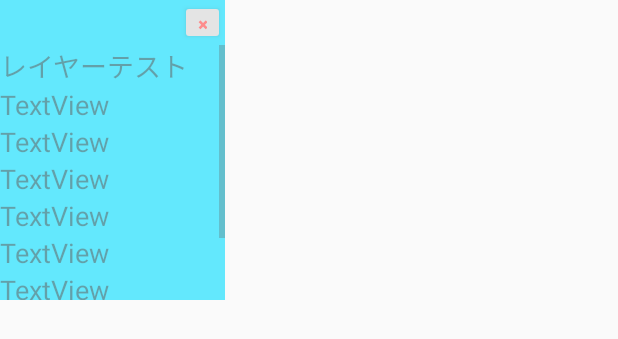
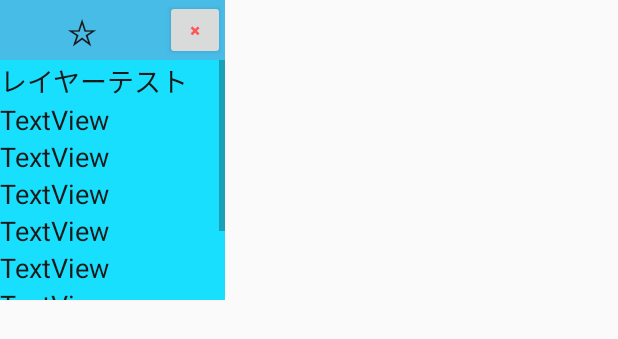
Before and after one commit to Funabashi-Joho-Business/X15G_F, an Android app: the layout layer.xml on its own in the app's theme, with its tools: preview values and no code run, on a phone screen of 412 x 824 dp. Shown: the top 339 px of the screen. Run offline under Robolectric (Android 15) with nearby library versions, the phone set to English and light mode, and no system bars.

Commit message:
レイヤー3

```diff
--- a/app/src/main/java/jp/ac/chiba_fjb/f/home/LayerService.java
+++ b/app/src/main/java/jp/ac/chiba_fjb/f/home/LayerService.java
@@ -151,7 +151,7 @@ public class LayerService extends Service implements View.OnTouchListener {
                 int top = y -(desplaysize.y / 2);
 
                 promisu.x = left;
-                promisu.y = top;
+                promisu.y = top+260;
 
                 break;
         }
--- a/app/src/main/res/layout/layer.xml
+++ b/app/src/main/res/layout/layer.xml
@@ -9,91 +9,121 @@
         android:id="@+id/layerlayout"
         android:layout_width="150dp"
         android:layout_height="200dp"
-        android:alpha="0.6"
+        android:alpha="0.9"
         android:background="@android:color/holo_blue_bright"
         android:orientation="vertical">
 
+        <FrameLayout
+            android:layout_width="match_parent"
+            android:layout_height="wrap_content"
+            android:background="@android:color/holo_blue_light">
+
+            <TextView
+                android:id="@+id/textView6"
+                android:layout_width="110dp"
+                android:layout_height="wrap_content"
+                android:layout_gravity="center_vertical"
+                android:gravity="center_vertical|center_horizontal"
+                android:text="☆"
+                android:textColor="@color/black"
+                android:textSize="24dp" />
+
             <Button
                 android:id="@+id/button"
-            android:layout_width="30dp"
-            android:layout_height="30dp"
+                android:layout_width="40dp"
+                android:layout_height="40dp"
 
                 android:layout_gravity="right"
                 android:text="✖"
                 android:textColor="@android:color/holo_red_light"
                 android:textSize="8sp" />
+        </FrameLayout>
 
         <ScrollView
             android:layout_width="match_parent"
-            android:layout_height="match_parent">
+            android:layout_height="match_parent"
+            >
 
             <LinearLayout
                 android:layout_width="match_parent"
                 android:layout_height="wrap_content"
-                android:orientation="vertical">
+                android:orientation="vertical"
+                >
 
                 <TextView
-                    android:id="@+id/textView12"
+                    android:id="@+id/textView"
                     android:layout_width="match_parent"
                     android:layout_height="wrap_content"
                     android:text="レイヤーテスト"
-                    android:textSize="18dp" />
+                    android:textColor="@color/black"
+                    android:textSize="18dp"
+                    android:scrollHorizontally="true"
+                    android:ellipsize="end"
+                    android:singleLine="true"/>
 
                 <TextView
                     android:id="@+id/textView13"
                     android:layout_width="match_parent"
                     android:layout_height="wrap_content"
+                    android:textColor="@color/black"
                     android:text="TextView"
-                    android:textSize="18dp"/>
+                    android:textSize="18dp" />
 
                 <TextView
                     android:id="@+id/textView14"
                     android:layout_width="match_parent"
                     android:layout_height="wrap_content"
+                    android:textColor="@color/black"
                     android:text="TextView"
-                    android:textSize="18dp"/>
+                    android:textSize="18dp" />
 
                 <TextView
                     android:id="@+id/textView15"
                     android:layout_width="match_parent"
                     android:layout_height="wrap_content"
+                    android:textColor="@color/black"
                     android:text="TextView"
-                    android:textSize="18dp"/>
+                    android:textSize="18dp" />
 
                 <TextView
                     android:id="@+id/textView16"
                     android:layout_width="match_parent"
                     android:layout_height="wrap_content"
+                    android:textColor="@color/black"
                     android:text="TextView"
-                    android:textSize="18dp"/>
+                    android:textSize="18dp" />
 
                 <TextView
                     android:id="@+id/textView17"
                     android:layout_width="match_parent"
                     android:layout_height="wrap_content"
+                    android:textColor="@color/black"
                     android:text="TextView"
-                    android:textSize="18dp"/>
+                    android:textSize="18dp" />
 
                 <TextView
                     android:id="@+id/textView18"
                     android:layout_width="match_parent"
                     android:layout_height="wrap_content"
+                    android:textColor="@color/black"
                     android:text="TextView"
-                    android:textSize="18dp"/>
+                    android:textSize="18dp" />
 
                 <TextView
                     android:id="@+id/textView19"
                     android:layout_width="match_parent"
                     android:layout_height="wrap_content"
+                    android:textColor="@color/black"
                     android:text="TextView"
-                    android:textSize="18dp"/>
+                    android:textSize="18dp" />
 
                 <TextView
                     android:id="@+id/textView20"
                     android:layout_width="match_parent"
                     android:layout_height="wrap_content"
+                    android:textColor="@color/black"
                     android:text="TextView"
-                    android:textSize="18dp"/>
+                    android:textSize="18dp" />
             </LinearLayout>
 
         </ScrollView>
--- a/app/src/main/res/layout/text.xml
+++ b/app/src/main/res/layout/text.xml
@@ -20,7 +20,10 @@
             android:background="@drawable/wakusen"
             android:gravity="center_vertical"
             android:padding="6dp"
-            android:textSize="24sp" />
+            android:textSize="24sp"
+            android:scrollHorizontally="true"
+            android:ellipsize="end"
+            android:singleLine="true" />
 
         <ImageButton
             android:id="@+id/sakuzyo"
--- a/app/src/main/res/layout/text2.xml
+++ b/app/src/main/res/layout/text2.xml
@@ -20,7 +20,10 @@
             android:background="@drawable/wakusen"
             android:gravity="center_vertical"
             android:padding="6dp"
-            android:textSize="24sp" />
+            android:textSize="24sp"
+            android:scrollHorizontally="true"
+            android:ellipsize="end"
+            android:singleLine="true"/>
 
         <CheckBox
             android:id="@+id/checkBox2"
--- a/app/src/main/res/layout/text3.xml
+++ b/app/src/main/res/layout/text3.xml
@@ -20,7 +20,10 @@
             android:background="@drawable/wakusen"
             android:gravity="center_vertical"
             android:padding="6dp"
-            android:textSize="24sp" />
+            android:textSize="24sp"
+            android:scrollHorizontally="true"
+            android:ellipsize="end"
+            android:singleLine="true"/>
 
     </FrameLayout>
 
--- a/app/src/main/res/layout/text4.xml
+++ b/app/src/main/res/layout/text4.xml
@@ -20,7 +20,10 @@
             android:background="@drawable/wakusen2"
             android:gravity="center_vertical"
             android:padding="6dp"
-            android:textSize="24sp" />
+            android:textSize="24sp"
+            android:scrollHorizontally="true"
+            android:ellipsize="end"
+            android:singleLine="true"/>
 
     </FrameLayout>
 
```
Also changed, not shown: app/src/main/res/layout/layer2.xml (deleted, +0 -29 lines). Lines whose indentation alone changed are shown as unchanged.
